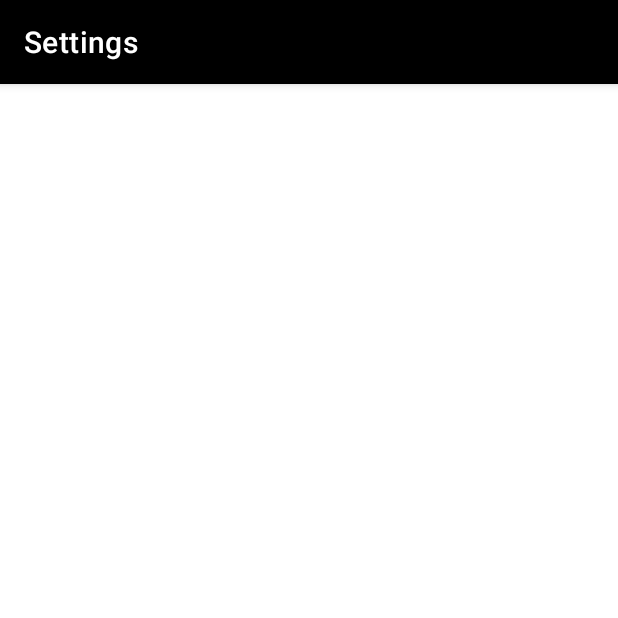
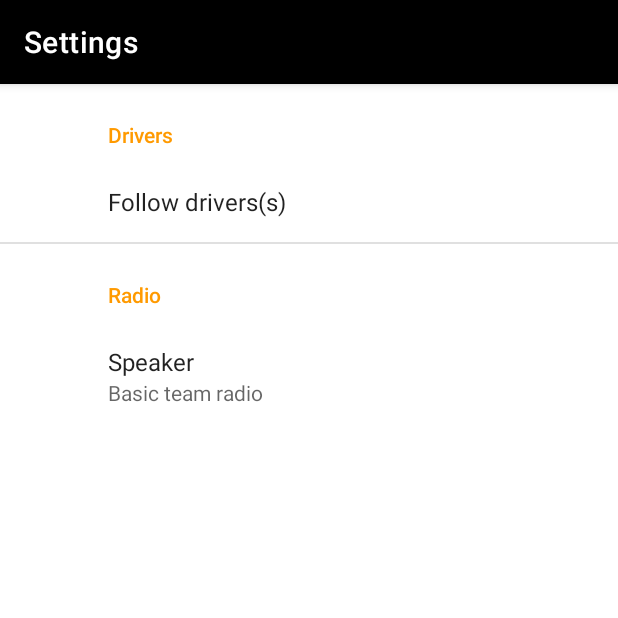
Before and after one commit to henrikingo/VirtualValtteri, an Android app: the SettingsFragment screen opened directly, with no data from a screen before it, on a phone screen of 412 x 824 dp, the top half of it. Run offline under Robolectric (Android 15) with nearby library versions, the phone set to English and light mode, and no system bars; our stand-ins replace androidx.preference.

Commit message:
Add a dummy MultiSelectSettingsSomething to select drivers
Will do the code to add drivers dynamically tomorrow

```diff
--- a/app/src/main/java/cc/openlife/virtualvaltteri/SettingsFragment.java
+++ b/app/src/main/java/cc/openlife/virtualvaltteri/SettingsFragment.java
@@ -21,10 +21,19 @@ public class SettingsFragment extends PreferenceFragmentCompat {
 
     @Override
     public void onCreatePreferences(@Nullable Bundle savedInstanceState, @Nullable String rootKey) {
-        onCreate(savedInstanceState);
+        //super.onCreatePreferences(savedInstanceState, rootKey);
+        System.out.println("SettingsFragment.onCreate() " + savedInstanceState);
+
+        // below line is used to add preference
+        // fragment from our xml folder.
+        addPreferencesFromResource(R.xml.settings);
+
+        // Register listeners ...
+        final Preference prefList = findPreference("speaker_key");
+        prefList.setOnPreferenceChangeListener(prefChanged);
     }
 
-    @Override
+/*    @Override
     public void onCreate(@Nullable Bundle savedInstanceState) {
         super.onCreate(savedInstanceState);
         System.out.println("SettingsFragment.onCreate() " + savedInstanceState);
@@ -37,4 +46,5 @@ public class SettingsFragment extends PreferenceFragmentCompat {
         final Preference prefList = findPreference("speaker_key");
         prefList.setOnPreferenceChangeListener(prefChanged);
     }
+*/
 }
--- a/app/src/main/res/values/strings.xml
+++ b/app/src/main/res/values/strings.xml
@@ -18,4 +18,14 @@
     <string name="speaker_summary">Different speakers say different things, using more or less words.</string>
     <string name="speaker_title">Speaker</string>
     <string name="key_speaker">speaker_key</string>
+
+    <string name="drivers_title">Follow drivers(s)</string>
+    <string name="drivers_key">drivers_key</string>
+    <string-array name="drivers_initial_entries">
+        <item>You can select driver(s) here once the race has started.</item>
+    </string-array>
+    <string-array name="drivers_initial_values">
+        <item>default</item>
+    </string-array>
+
 </resources>
--- a/app/src/main/res/values/themes.xml
+++ b/app/src/main/res/values/themes.xml
@@ -6,8 +6,8 @@
         <item name="colorPrimaryVariant">@color/black</item>
         <item name="colorOnPrimary">@color/white</item>
         <!-- Secondary brand color. -->
-        <item name="colorSecondary">@color/teal_200</item>
-        <item name="colorSecondaryVariant">@color/teal_700</item>
+        <item name="colorSecondary">#ff9a00</item>
+        <item name="colorSecondaryVariant">#ffc861</item>
         <item name="colorOnSecondary">@color/black</item>
         <!-- Status bar color. -->
         <item name="android:statusBarColor">?attr/colorPrimaryVariant</item>
--- a/app/src/main/res/xml/settings.xml
+++ b/app/src/main/res/xml/settings.xml
@@ -1,7 +1,19 @@
 <?xml version="1.0" encoding="utf-8"?>
-<PreferenceScreen
-    xmlns:android="http://schemas.android.com/apk/res/android">
+<PreferenceScreen xmlns:android="http://schemas.android.com/apk/res/android"
+    xmlns:app="http://schemas.android.com/apk/res-auto">
 
+        <!--below line is to create preference category-->
+        <PreferenceCategory android:title="Drivers">
+
+                <MultiSelectListPreference
+                    android:key="drivers_key"
+                    android:dialogTitle="@string/drivers_title"
+                    android:summary="%s"
+                    android:title="@string/drivers_title"
+                    android:entries="@array/drivers_initial_entries"
+                    android:entryValues="@array/drivers_initial_values"/>
+
+        </PreferenceCategory>
         <!--below line is to create preference category-->
         <PreferenceCategory android:title="Radio">
 
```
